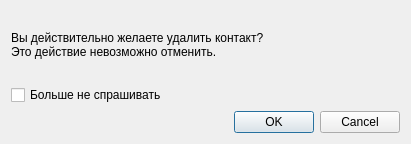
relsa228/MyRin, file MyRin/Forms/MiniForms/deletedialog.ui: the form before one commit.
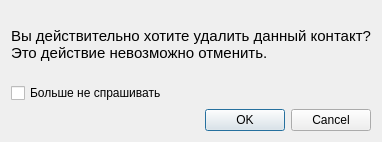
The form after the commit. Icons and pictures are not drawn.

Patch:
```diff
--- a/MyRin/Forms/MiniForms/deletedialog.ui
+++ b/MyRin/Forms/MiniForms/deletedialog.ui
@@ -6,8 +6,8 @@
    <rect>
     <x>0</x>
     <y>0</y>
-    <width>411</width>
-    <height>144</height>
+    <width>381</width>
+    <height>142</height>
    </rect>
   </property>
   <property name="windowTitle">
@@ -16,8 +16,13 @@
   <layout class="QVBoxLayout" name="verticalLayout">
    <item>
     <widget class="QLabel" name="DeleteMessage">
+     <property name="font">
+      <font>
+       <pointsize>11</pointsize>
+      </font>
+     </property>
      <property name="text">
-      <string>Вы действительно желаете удалить контакт?
+      <string>Вы действительно хотите удалить данный контакт?
 Это действие невозможно отменить.</string>
      </property>
     </widget>
```
Left out of the diff: 10 changed lines with no effect on the pictures.
